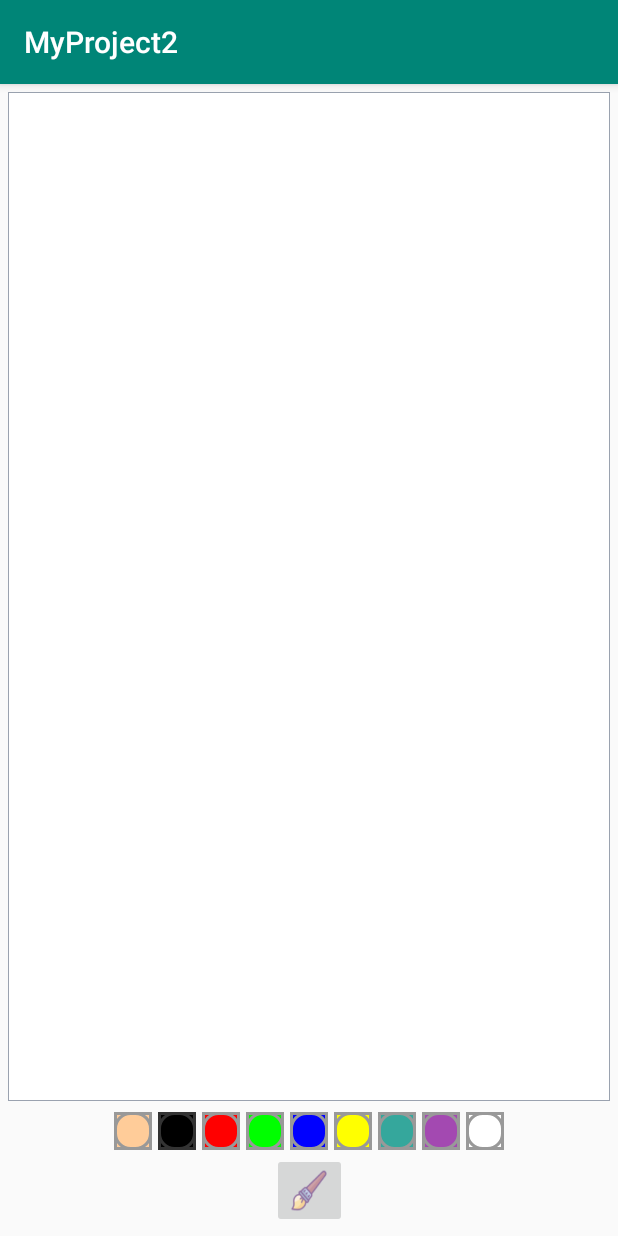
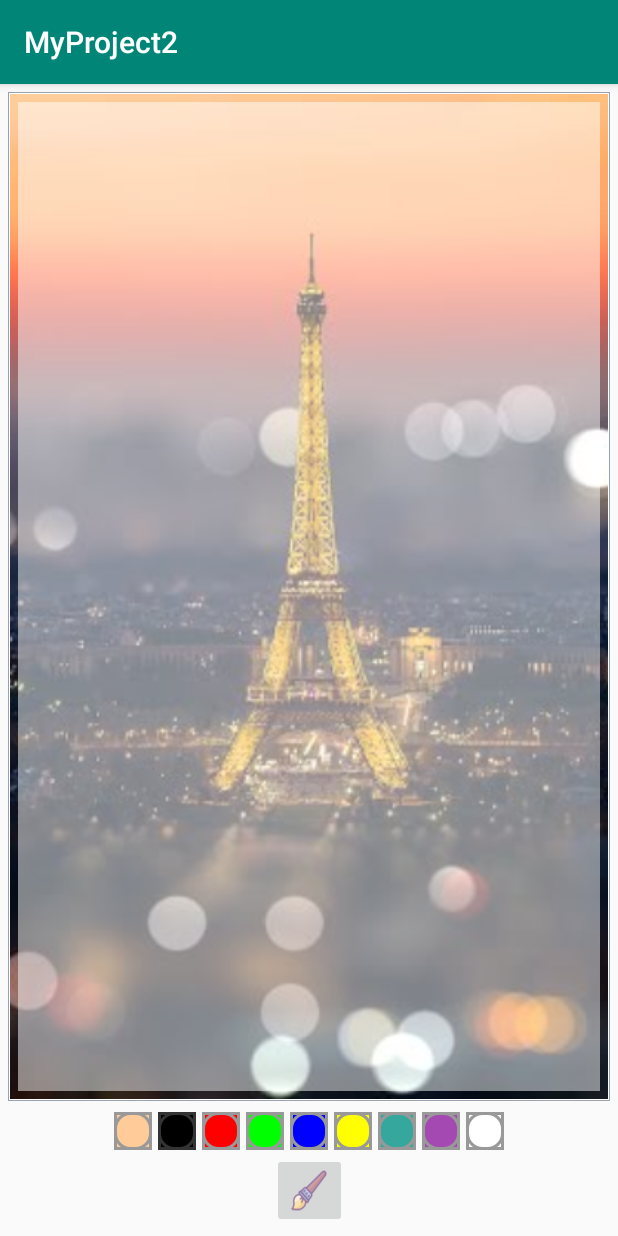
Before and after one commit to margleb/Android_with_Kotlin, an Android app: the screen it shows after launch (MainActivity), on a phone screen of 412 x 824 dp. Run offline under Robolectric (Android 15) with nearby library versions, the phone set to English and light mode, and no system bars.

Commit message:
Adding The Background Image

```diff
--- a/app/src/main/res/layout/activity_main.xml
+++ b/app/src/main/res/layout/activity_main.xml
@@ -5,19 +5,31 @@
     android:layout_width="match_parent"
     android:layout_height="match_parent"
     tools:context=".MainActivity">
-
-    <com.example.myproject2.DrawingView
-        android:id="@+id/drawing_view"
+    <FrameLayout
+        android:id="@+id/fl_drawing_view_container"
         android:layout_width="0dp"
         android:layout_height="0dp"
         android:layout_margin="5dp"
-        android:layout_marginBottom="80dp"
+        android:padding="1dp"
         android:background="@drawable/background_drawing_view_layout"
         app:layout_constraintTop_toTopOf="parent"
         app:layout_constraintLeft_toLeftOf="parent"
         app:layout_constraintRight_toRightOf="parent"
-        app:layout_constraintBottom_toTopOf="@+id/ll_paint_colors"
-        />
+        app:layout_constraintBottom_toTopOf="@+id/ll_paint_colors">
+        <ImageView
+            android:id="@+id/iv_background"
+            android:scaleType="centerCrop"
+            android:contentDescription="background_image"
+            android:src="@drawable/image"
+            android:layout_width="match_parent"
+            android:layout_height="match_parent" />
+        <com.example.myproject2.DrawingView
+            android:id="@+id/drawing_view"
+            android:layout_width="match_parent"
+            android:layout_height="match_parent"
+            android:layout_margin="5dp"
+            android:background="#80FFFFFF" />
+    </FrameLayout>
     <LinearLayout
         android:id="@+id/ll_paint_colors"
         android:layout_width="wrap_content"
@@ -26,7 +38,7 @@
         app:layout_constraintLeft_toLeftOf="parent"
         app:layout_constraintRight_toRightOf="parent"
         app:layout_constraintBottom_toTopOf="@+id/ib_brush"
-        app:layout_constraintTop_toBottomOf="@+id/drawing_view">
+        app:layout_constraintTop_toBottomOf="@+id/fl_drawing_view_container">
         <ImageButton
             android:layout_width="25dp"
             android:layout_height="25dp"
```
Also changed, not shown: app/src/main/res/drawable/image.jpg (added).
